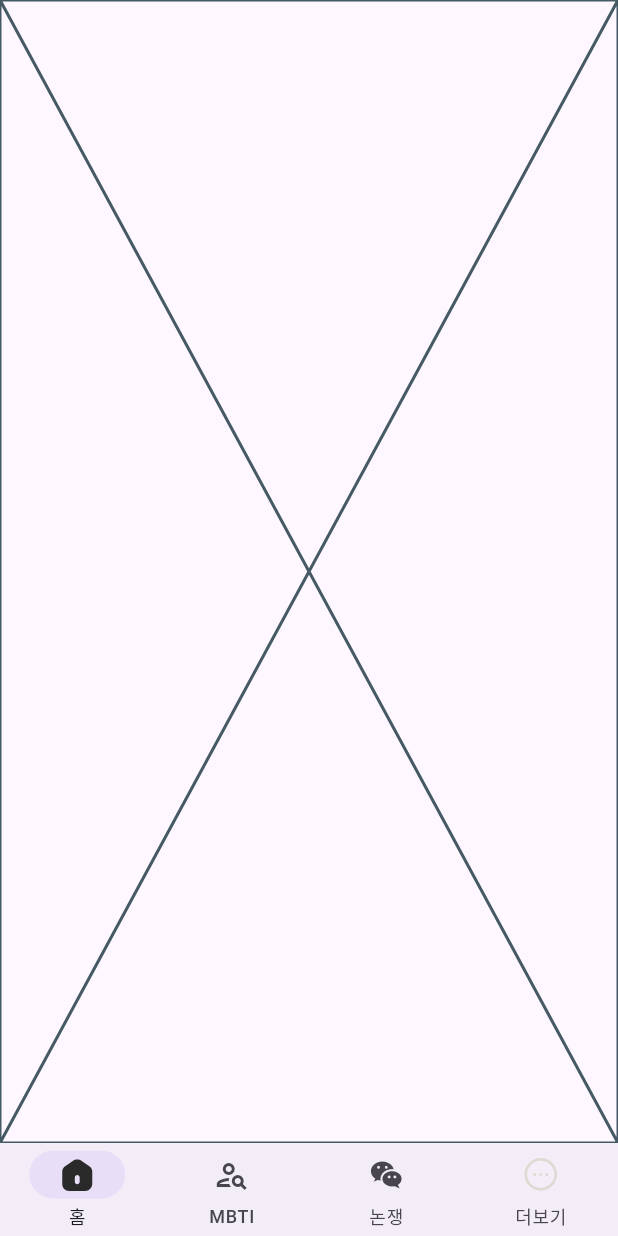
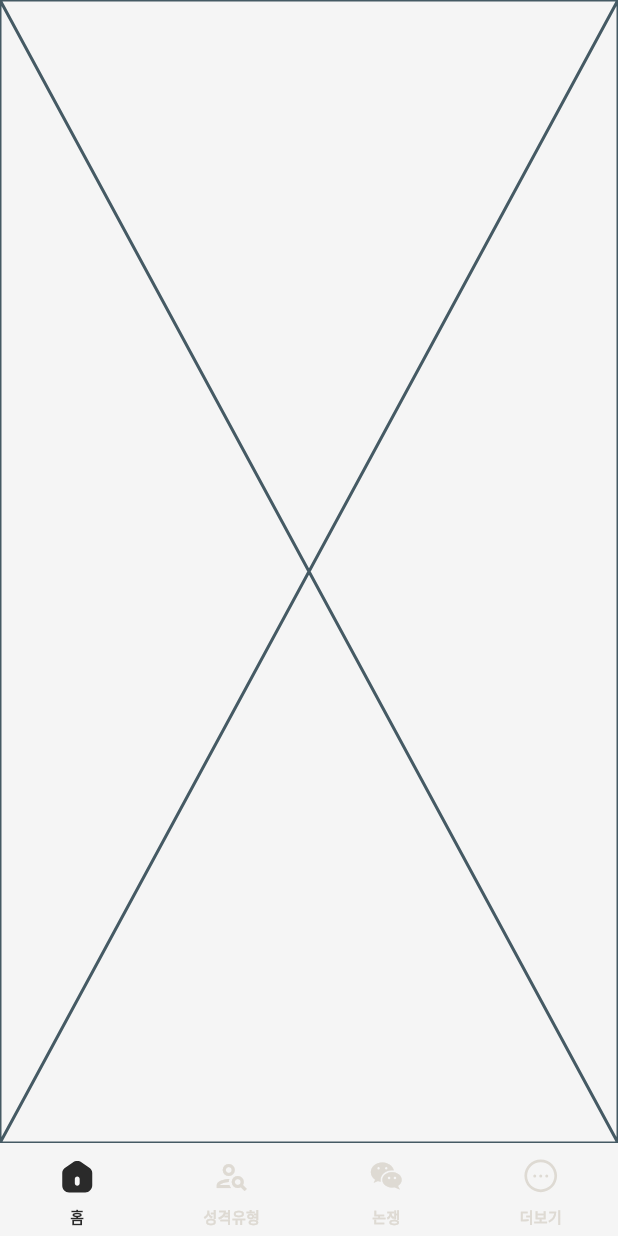
Before and after one commit to AgongKim/type16Flutter, a Flutter app: the screen it shows after launch, on a phone screen of 412 x 824 dp. Run offline on Flutter 3.47's test engine with Material 3 defaults, Android fonts, the phone set to English and light mode, and no system bars; our stand-ins replace firebase_core, flutter_riverpod, flutter_svg, go_router, logger, riverpod_annotation and 1 more; missing offline and left inert: word_cloud; accounts and stored records are empty; generated files the repository leaves out were written again; Roboto replaces fonts that are missing (Pretendard).

```diff
--- a/lib/main.dart
+++ b/lib/main.dart
@@ -11,7 +11,6 @@ void main() async {
   );
 
   runApp(const ProviderScope(child: MyApp()));
-
 }
 
 class MyApp extends ConsumerWidget {
@@ -22,6 +21,34 @@ class MyApp extends ConsumerWidget {
     final goRouter = ref.watch(goRouterProvider);
     return MaterialApp.router(
       routerConfig: goRouter,
+      theme: ThemeData(
+        fontFamily: "Pretendard",
+          colorScheme: ColorScheme.fromSeed(seedColor: Colors.black),
+          // colorScheme: ColorScheme.fromSeed(
+          //   seedColor: Color(0xFFFF632B), // primaryColor 대신 seedColor 사용
+          // ).copyWith(
+          //     primary: Color(0xFFFF632B), // 원하는 색상으로 primary 덮어쓰기
+          //     secondary: Color(0xFFFFA252)),
+        canvasColor: Color(0xFFF5F5F5),
+        scaffoldBackgroundColor: Color(0xFFF5F5F5),
+        navigationBarTheme: NavigationBarThemeData(
+            backgroundColor: Colors.transparent,
+            indicatorColor: Colors.transparent,
+            labelTextStyle: WidgetStateProperty.resolveWith<TextStyle>((Set<WidgetState> states) {
+              if (states.contains(WidgetState.selected)) {
+                return TextStyle(fontSize: 10, fontWeight: FontWeight.w600, color: Color(0xFF2A2A2A));
+              }
+              return TextStyle(fontSize: 10, fontWeight: FontWeight.w600, color: Color(0xFFDEDAD3));
+            })
+        ),
+        appBarTheme: const AppBarTheme(
+          backgroundColor: Colors.transparent,
+          foregroundColor: Colors.black,
+          elevation: 0,
+          centerTitle: true,
+        ),
+
+      ),
     );
   }
 }
--- a/lib/presentation/base/components/bottom_navigation_bar.dart
+++ b/lib/presentation/base/components/bottom_navigation_bar.dart
@@ -35,13 +35,13 @@ class CustomNavigationBar extends ConsumerWidget {
           ),
           NavigationDestination(
               icon: (currentIndex == 1)
-                  ? const Icon(Icons.person_search)
-                  : const Icon(Icons.person_search_outlined),
-              label: "MBTI"),
+                  ? const Icon(Icons.person_search, color: Color(0xFF2A2A2A))
+                  : const Icon(Icons.person_search_outlined, color: Color(0xFFDEDAD3)),
+              label: "성격유형"),
           NavigationDestination(
               icon: (currentIndex == 2)
-                  ? const Icon(Icons.wechat)
-                  : const Icon(Icons.wechat_outlined),
+                  ? const Icon(Icons.wechat, color: Color(0xFF2A2A2A))
+                  : const Icon(Icons.wechat_outlined, color: Color(0xFFDEDAD3)),
               label: "논쟁"),
           NavigationDestination(
               icon: SvgPicture.asset(
--- a/lib/presentation/mbti/mbti_screen.dart
+++ b/lib/presentation/personality/personality_screen.dart
@@ -4,8 +4,8 @@ import 'package:type16_project/globals.dart';
 import 'package:type16_project/presentation/base/base_scaffold_navigation.dart';
 import 'package:type16_project/routing/app_router.dart';
 
-class MbtiScreen extends StatelessWidget {
-  const MbtiScreen({super.key});
+class PersonalityScreen extends StatelessWidget {
+  const PersonalityScreen({super.key});
   static const dummyMbtiModels = {
     'ISTJ': 'ISTJ',
     'ISFJ': 'ISFJ',
@@ -44,7 +44,7 @@ class MbtiScreen extends StatelessWidget {
               elevation: 0,
               child: InkWell(
                 onTap: () {
-                  context.goNamed(AppRoute.mbtiDetail.name);
+                  context.goNamed(AppRoute.personalityDetail.name);
                 },
                 child: Center(
                   child: Text(
--- a/lib/routing/app_router.dart
+++ b/lib/routing/app_router.dart
@@ -3,19 +3,19 @@ import 'package:flutter_riverpod/flutter_riverpod.dart';
 import 'package:go_router/go_router.dart';
 import 'package:riverpod_annotation/riverpod_annotation.dart';
 import 'package:type16_project/presentation/base/base_scaffold_navigation.dart';
-import 'package:type16_project/presentation/mbti/mbti_detail_screen.dart';
-import 'package:type16_project/presentation/mbti/mbti_screen.dart';
+import 'package:type16_project/presentation/personality/personality_detail_screen.dart';
+import 'package:type16_project/presentation/personality/personality_screen.dart';
 import 'package:type16_project/routing/app_startup.dart';
 
 part 'app_router.g.dart';
 
 final _rootNavigatorKey = GlobalKey<NavigatorState>();
 final _articleNavigatorKey = GlobalKey<NavigatorState>();
-final _mbtiNavigatorKey = GlobalKey<NavigatorState>();
+final _personalityNavigatorKey = GlobalKey<NavigatorState>();
 final _debateNavigatorKey = GlobalKey<NavigatorState>();
 final _moreNavigatorKey = GlobalKey<NavigatorState>();
 
-enum AppRoute { startup, article, mbti, mbtiDetail, debate, more }
+enum AppRoute { startup, article, personality, personalityDetail, debate, more }
 
 @riverpod
 GoRouter goRouter(Ref ref) {
@@ -54,21 +54,21 @@ GoRouter goRouter(Ref ref) {
                       return const MaterialPage(child: Placeholder());
                     })
               ]),
-              StatefulShellBranch(navigatorKey: _mbtiNavigatorKey, routes: [
+              StatefulShellBranch(navigatorKey: _personalityNavigatorKey, routes: [
                 GoRoute(
-                    path: '/mbti',
-                    name: AppRoute.mbti.name,
-                    parentNavigatorKey: _mbtiNavigatorKey,
+                    path: '/personality',
+                    name: AppRoute.personality.name,
+                    parentNavigatorKey: _personalityNavigatorKey,
                     pageBuilder: (context, state) {
-                      return const MaterialPage(child: MbtiScreen());
+                      return const MaterialPage(child: PersonalityScreen());
                     },
                     routes: [
                       GoRoute(
                         path:'detail',
-                        name: AppRoute.mbtiDetail.name,
-                        parentNavigatorKey: _mbtiNavigatorKey,
+                        name: AppRoute.personalityDetail.name,
+                        parentNavigatorKey: _personalityNavigatorKey,
                         pageBuilder: (context, state) {
-                          return MaterialPage(child: MbtiDetailScreen());
+                          return MaterialPage(child: PersonalityDetailScreen());
                         }
                       ),
                     ]
```
Also changed, not shown: lib/presentation/personality/components/personality_one_liner_page.dart (renamed from lib/presentation/mbti/components/mbti_one_liner_page.dart, +26 -6 lines), lib/presentation/personality/components/personality_review_page.dart (added, +165 -0 lines), lib/presentation/personality/personality_detail_screen.dart (renamed from lib/presentation/mbti/mbti_detail_screen.dart, +10 -6 lines), pubspec.yaml (+23 -0 lines), 9 other files.
